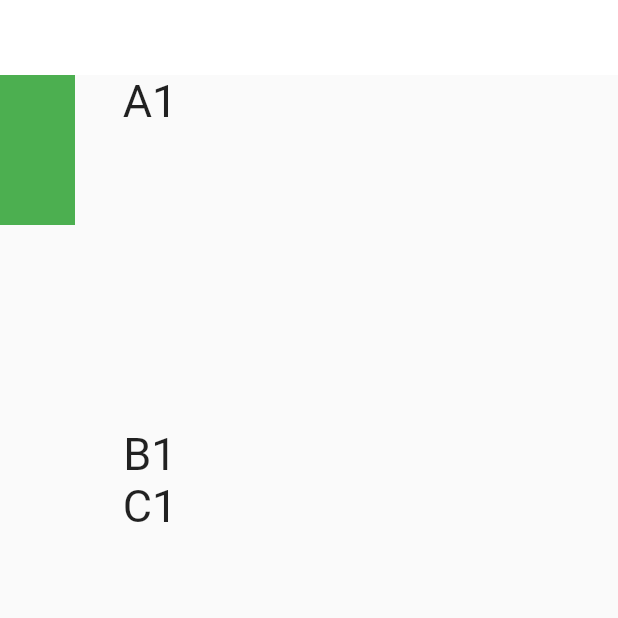
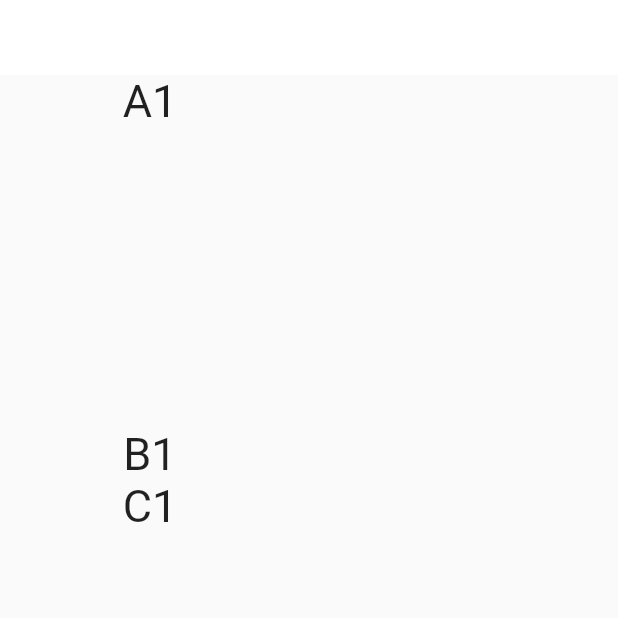
Before and after one commit to fzyzcjy/flutter_smooth, a Flutter app: the first screen one second after launch, on a phone screen of 412 x 824 dp, the top half of it. Run offline on Flutter 3.47's test engine with Material 2 defaults, Android fonts, the phone set to English and light mode, and no system bars.

Commit message:
back to main example

```diff
--- a/packages/hello_package/lib/main.dart
+++ b/packages/hello_package/lib/main.dart
@@ -243,24 +243,24 @@ class RenderSecondTreeAdapter extends RenderBox {
   @override
   bool get alwaysNeedsCompositing => true;
 
-  static final staticPseudoRootLayerHandle = () {
-    final recorder = PictureRecorder();
-    final canvas = Canvas(recorder);
-    final rect = Rect.fromLTWH(0, 0, 200, 200);
-    canvas.drawRect(
-        Rect.fromLTWH(0, 0, 50, 100), Paint()..color = Colors.green);
-    final pictureLayer = PictureLayer(rect);
-    pictureLayer.picture = recorder.endRecording();
-    final wrapperLayer = OffsetLayer();
-    wrapperLayer.append(pictureLayer);
-
-    final pseudoRootLayer = TransformLayer(transform: Matrix4.identity());
-    pseudoRootLayer.append(wrapperLayer);
-
-    pseudoRootLayer.attach(secondTreePack.rootView);
-
-    return LayerHandle(pseudoRootLayer);
-  }();
+  // static final staticPseudoRootLayerHandle = () {
+  //   final recorder = PictureRecorder();
+  //   final canvas = Canvas(recorder);
+  //   final rect = Rect.fromLTWH(0, 0, 200, 200);
+  //   canvas.drawRect(
+  //       Rect.fromLTWH(0, 0, 50, 100), Paint()..color = Colors.green);
+  //   final pictureLayer = PictureLayer(rect);
+  //   pictureLayer.picture = recorder.endRecording();
+  //   final wrapperLayer = OffsetLayer();
+  //   wrapperLayer.append(pictureLayer);
+  //
+  //   final pseudoRootLayer = TransformLayer(transform: Matrix4.identity());
+  //   pseudoRootLayer.append(wrapperLayer);
+  //
+  //   pseudoRootLayer.attach(secondTreePack.rootView);
+  //
+  //   return LayerHandle(pseudoRootLayer);
+  // }();
 
   @override
   void paint(PaintingContext context, Offset offset) {
@@ -317,24 +317,28 @@ class RenderSecondTreeAdapter extends RenderBox {
     //   return;
     // }
 
-    {
-      if (staticPseudoRootLayerHandle.layer!.attached) {
-        print('pseudoRootLayer.detach');
-        staticPseudoRootLayerHandle.layer!.detach();
-      }
-
-      // print('staticPseudoRootLayer=${staticPseudoRootLayer.toStringDeep()}');
-
-      context.addLayer(staticPseudoRootLayerHandle.layer!);
-
-      return;
-    }
+    // {
+    //   if (staticPseudoRootLayerHandle.layer!.attached) {
+    //     print('pseudoRootLayer.detach');
+    //     staticPseudoRootLayerHandle.layer!.detach();
+    //   }
+    //
+    //   print('before addLayer staticPseudoRootLayer=${staticPseudoRootLayerHandle.layer!.toStringDeep()}');
+    //
+    //   context.addLayer(staticPseudoRootLayerHandle.layer!);
+    //
+    //   print('after addLayer staticPseudoRootLayer=${staticPseudoRootLayerHandle.layer!.toStringDeep()}');
+    //
+    //   return;
+    // }
 
     // ref: RenderOpacity
 
     // TODO this makes "second tree root layer" be *removed* from its original
     //      parent. shall we move it back later? o/w can be slow!
     final secondTreeRootLayer = secondTreePack.rootView.layer!;
+
+    print('just start secondTreeRootLayer=${secondTreeRootLayer.toStringDeep()}');
 
     // HACK!!!
     if (secondTreeRootLayer.attached) {
@@ -343,12 +347,15 @@ class RenderSecondTreeAdapter extends RenderBox {
       secondTreeRootLayer.detach();
     }
 
-    print('$runtimeType.paint pushLayer');
+    print('before addLayer secondTreeRootLayer=${secondTreeRootLayer.toStringDeep()}');
+
+    print('$runtimeType.paint addLayer');
     // NOTE addLayer, not pushLayer!!!
     context.addLayer(secondTreeRootLayer);
     // context.pushLayer(secondTreeRootLayer, (context, offset) {}, offset);
 
     print('secondTreeRootLayer.attached=${secondTreeRootLayer.attached}');
+    print('after addLayer secondTreeRootLayer=${secondTreeRootLayer.toStringDeep()}');
 
     // TODO paint child
   }
```
